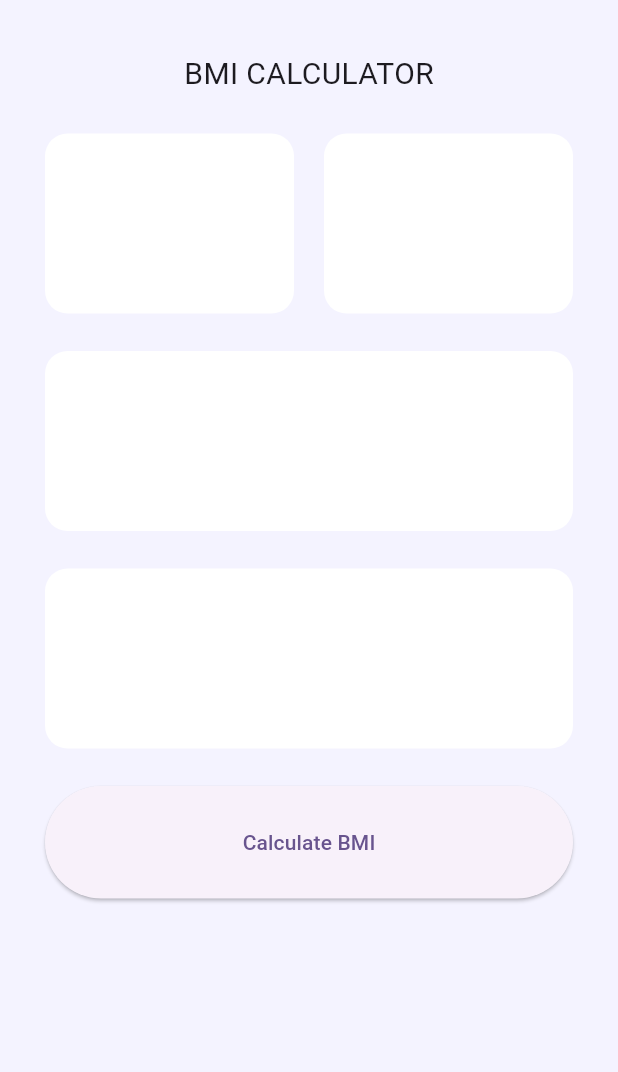
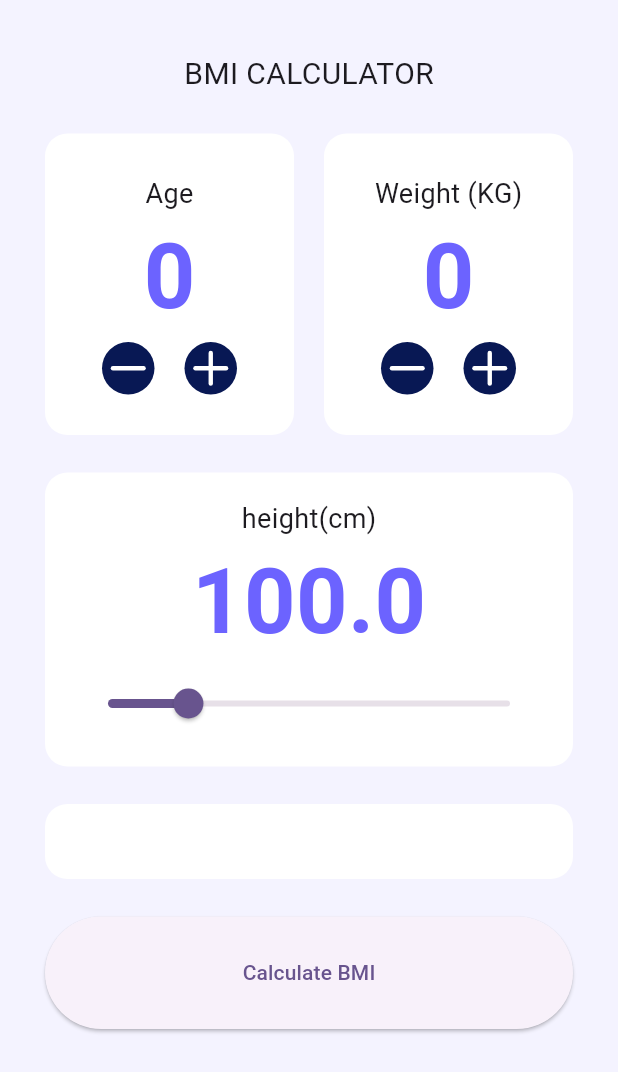
Before and after one commit to yoyowasi/daelim_2025, a Flutter app: the MainScreen screen opened by its route, on a phone screen of 412 x 824 dp. Shown: the top 1072 px of the screen. Run offline on Flutter 3.47's test engine with Material 3 defaults, Android fonts, the phone set to English and light mode, and no system bars; our stand-ins replace go_router, lucide_icons_flutter.

Commit message:
4월 17일 수업

```diff
--- /dev/null
+++ b/lib/presentation/common/widgets/white_box.dart
@@ -0,0 +1,26 @@
+// ignore_for_file: public_member_api_docs, sort_constructors_first
+import 'package:flutter/material.dart';
+
+class WhiteBox extends StatelessWidget {
+  final EdgeInsetsGeometry? padding;
+  final Widget child;
+
+  const WhiteBox({
+    Key? key,
+    this.padding,
+    required this.child,
+  }) : super(key: key);
+
+  @override
+  Widget build(BuildContext context) {
+    return Container(
+      width: double.infinity,
+      padding: padding,
+      decoration: BoxDecoration(
+        color: Colors.white,
+        borderRadius: BorderRadius.circular(15),
+      ),
+        child : child,
+    );
+  }
+}
--- a/lib/presentation/main/main_screen.dart
+++ b/lib/presentation/main/main_screen.dart
@@ -1,3 +1,6 @@
+import 'package:daelim_2025/presentation/common/widgets/white_box.dart';
+import 'package:daelim_2025/presentation/main/widgets/height_box.dart';
+import 'package:daelim_2025/presentation/main/widgets/in_de_container.dart';
 import 'package:flutter/material.dart';
 
 class MainScreen extends StatefulWidget {
@@ -8,16 +11,8 @@
 }
 
 class _MainScreenState extends State<MainScreen> {
-  // 오타: _bulidContainer -> _buildContainer
-  Widget _buildContainer() {
-    return Container(
-      height: 120,
-      decoration: BoxDecoration(
-        color: Colors.white,
-        borderRadius: BorderRadius.circular(15),
-      ),
-    );
-  }
+  int _age = 0;
+  int _weight = 0;
 
   @override
   Widget build(BuildContext context) {
@@ -36,19 +31,52 @@
                   fontSize: 20,
                 ),
               ),
+              // #region 나이,몸무게 입력력
               const SizedBox(height: 25),
               Row(
                 // 오타: Row에도 spacing 없음 -> SizedBox로 처리
                 children: [
-                  Expanded(child: _buildContainer()),
+                  Expanded(child: InDeContainer(
+                    title: 'Age',
+                    value: _age,
+                    onMinus: () {
+                      if(_age > 0){
+                        setState(() => _age--);
+
+                      }
+                      debugPrint('Age: 마이너스 클릭');
+                     },
+                    onPlus: () {
+                      setState(() => _age++);
+                      debugPrint('Age: 플러스 클릭');
+                    },
+                  )),
                   const SizedBox(width: 20),
-                  Expanded(child: _buildContainer()),
+                  Expanded(child: InDeContainer(
+                    title: 'Weight (KG)',
+                    value: _weight,
+                    onMinus: () {
+                      if(_weight == 0){return;}
+                      setState(() => _weight--);
+                      debugPrint('Weight: 마이너스 클릭');
+                     },
+                    onPlus: () {
+                      setState(() => _weight++);
+                      debugPrint('Weight: 플러스 클릭');
+                    },
+                  )),
                 ],
               ),
               const SizedBox(height: 25),
-              _buildContainer(),
+              HeightBox(
+
+                )
+              ,
               const SizedBox(height: 25),
-              _buildContainer(),
+              WhiteBox(
+                padding: EdgeInsets.all(25),
+                child: SizedBox.shrink(),
+              ),
               const SizedBox(height: 25),
               SizedBox(
                 width: double.infinity,
--- /dev/null
+++ b/lib/presentation/main/widgets/circle_icon_button.dart
@@ -0,0 +1,32 @@
+// ignore_for_file: public_member_api_docs, sort_constructors_first
+import 'package:flutter/material.dart';
+
+class CircleIconButton extends StatelessWidget {
+
+  final IconData icon;
+  final VoidCallback onTap;
+
+  const CircleIconButton({
+    Key? key,
+    required this.icon,
+    required this.onTap,
+  }) : super(key: key);
+
+  @override
+  Widget build(BuildContext context) {
+    return GestureDetector(
+      onTap: onTap,
+      child: Container(
+        decoration: BoxDecoration(
+          shape: BoxShape.circle,
+          color: Color(0xff081854),
+        ),
+        child: Icon(
+          icon,
+          color: Colors.white,
+          size: 35,
+        ),
+      ),
+    );
+  }
+}
--- /dev/null
+++ b/lib/presentation/main/widgets/height_box.dart
@@ -0,0 +1,48 @@
+import 'package:daelim_2025/presentation/common/widgets/white_box.dart';
+import 'package:flutter/material.dart';
+
+class HeightBox extends StatefulWidget {
+  const HeightBox({super.key});
+
+  @override
+  State<HeightBox> createState() => _HeightBoxState();
+}
+
+class _HeightBoxState extends State<HeightBox> {
+  double _height = 100.0;
+
+
+
+  @override
+  Widget build(BuildContext context) {
+    return WhiteBox(
+      padding: EdgeInsets.all(18),
+      child: Column(children: [
+        Text('height(cm)',
+            style: TextStyle(
+              fontSize: 18,
+            ),
+            ),
+            Text(
+              '$_height',
+              style: TextStyle(
+                fontSize: 60,
+                fontWeight: FontWeight.bold,
+                color: Color(0xFF6C63FF),
+              ),
+              ),
+              Slider(
+              value: _height,
+              min: 50,
+              max: 300,
+              onChanged: (double value) {
+                setState(() {
+                  _height = value;
+                });
+              },
+            ),
+
+      ])
+    );
+  }
+}
--- /dev/null
+++ b/lib/presentation/main/widgets/in_de_container.dart
@@ -0,0 +1,62 @@
+// ignore_for_file: public_member_api_docs, sort_constructors_first
+import 'package:flutter/material.dart';
+import 'package:lucide_icons_flutter/lucide_icons.dart';
+
+import 'package:daelim_2025/presentation/common/widgets/white_box.dart';
+import 'package:daelim_2025/presentation/main/widgets/circle_icon_button.dart';
+
+class InDeContainer extends StatelessWidget {
+  const InDeContainer({
+    super.key,
+    required this.title,
+    required this.value,
+    required this.onMinus,
+    required this.onPlus,
+  });
+
+  final String title;
+  final int value;
+  final VoidCallback onMinus;
+  final VoidCallback onPlus;
+
+  @override
+  Widget build(BuildContext context) {
+    return WhiteBox(
+      padding: EdgeInsets.all(27),
+      child: Column(
+          mainAxisAlignment: MainAxisAlignment.center,
+          children: [
+            Text('$title',
+            style: TextStyle(
+              fontSize: 18,
+            ),
+            ),
+            Text(
+              '$value',
+              style: TextStyle(
+                fontSize: 60,
+                fontWeight: FontWeight.bold,
+                color: Color(0xFF6C63FF),
+              ),
+              ),
+              // Minus-Plus 버튼
+              Row(
+                mainAxisAlignment: MainAxisAlignment.center,
+                spacing: 20,
+                children: [
+                  CircleIconButton(
+                    onTap: onMinus ,
+                    icon: LucideIcons.minus
+                    ),
+                  CircleIconButton(
+                    onTap: onPlus,
+                    icon: LucideIcons.plus
+                    ),
+                ],
+              )
+
+          ],
+        ),
+    );
+  }
+}
--- a/pubspec.yaml
+++ b/pubspec.yaml
@@ -31,7 +31,9 @@
   flutter:
     sdk:
       flutter
+  lucide_icons_flutter: ^2.0.5
   go_router: ^14.8.1
+
 
       # Add this line to include the images directory
 
```
Also changed, not shown: pubspec.lock.
